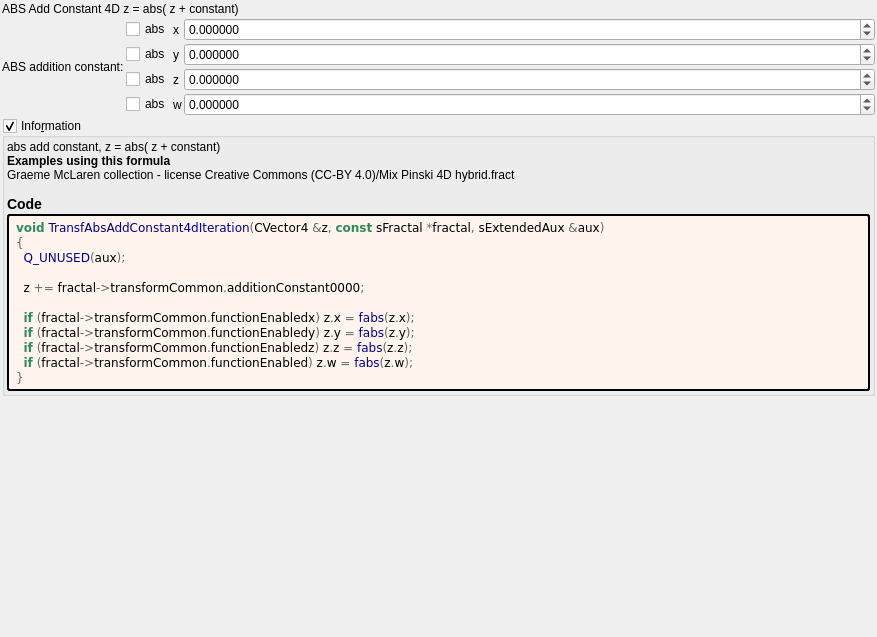
Qt form mandelbulber2/formula/ui/transf_abs_add_constant4d.ui (buddhi1980/mandelbulber2) before a commit.
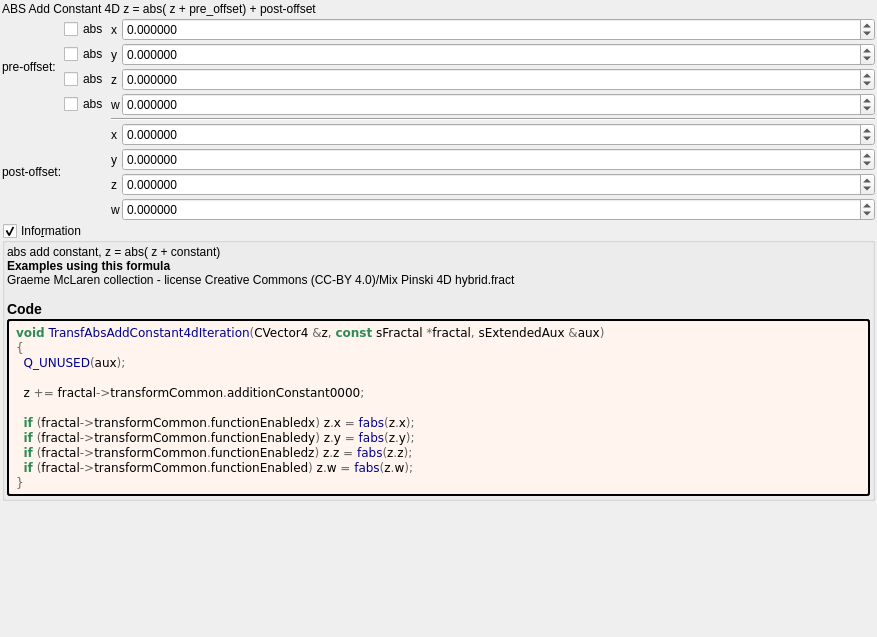
The same form after that commit. Custom widgets are drawn as their Qt base class.

```diff
--- a/mandelbulber2/formula/ui/transf_abs_add_constant4d.ui
+++ b/mandelbulber2/formula/ui/transf_abs_add_constant4d.ui
@@ -32,7 +32,7 @@
    <item>
     <widget class="QLabel" name="label_27">
      <property name="text">
-      <string>ABS Add Constant 4D z = abs( z + constant)</string>
+      <string>ABS Add Constant 4D z = abs( z + pre_offset) + post-offset</string>
      </property>
     </widget>
    </item>
@@ -41,31 +41,6 @@
      <property name="spacing">
       <number>2</number>
      </property>
-     <item row="2" column="3">
-      <widget class="MyDoubleSpinBox" name="spinbox4_transf_addition_constant_0000_z">
-       <property name="enabled">
-        <bool>true</bool>
-       </property>
-       <property name="sizePolicy">
-        <sizepolicy hsizetype="Minimum" vsizetype="Maximum">
-         <horstretch>0</horstretch>
-         <verstretch>0</verstretch>
-        </sizepolicy>
-       </property>
-       <property name="decimals">
-        <number>6</number>
-       </property>
-       <property name="minimum">
-        <double>-99.989999999999995</double>
-       </property>
-       <property name="maximum">
-        <double>99.989999999999995</double>
-       </property>
-       <property name="singleStep">
-        <double>0.100000000000000</double>
-       </property>
-      </widget>
-     </item>
      <item row="2" column="1">
       <widget class="MyCheckBox" name="checkBox_transf_function_enabledz">
        <property name="text">
@@ -98,6 +73,23 @@
        </property>
       </widget>
      </item>
+     <item row="3" column="2">
+      <widget class="QLabel" name="label_26">
+       <property name="text">
+        <string notr="true">w</string>
+       </property>
+      </widget>
+     </item>
+     <item row="0" column="0" rowspan="4">
+      <widget class="QLabel" name="label_23">
+       <property name="text">
+        <string>pre-offset:</string>
+       </property>
+       <property name="wordWrap">
+        <bool>true</bool>
+       </property>
+      </widget>
+     </item>
      <item row="2" column="2">
       <widget class="QLabel" name="label_24">
        <property name="text">
@@ -112,15 +104,8 @@
        </property>
       </widget>
      </item>
-     <item row="3" column="2">
-      <widget class="QLabel" name="label_26">
-       <property name="text">
-        <string notr="true">w</string>
-       </property>
-      </widget>
-     </item>
-     <item row="1" column="3">
-      <widget class="MyDoubleSpinBox" name="spinbox4_transf_addition_constant_0000_y">
+     <item row="2" column="3">
+      <widget class="MyDoubleSpinBox" name="spinbox4_transf_addition_constant_0000_z">
        <property name="enabled">
         <bool>true</bool>
        </property>
@@ -144,6 +129,13 @@
        </property>
       </widget>
      </item>
+     <item row="1" column="1">
+      <widget class="MyCheckBox" name="checkBox_transf_function_enabledy">
+       <property name="text">
+        <string notr="true">abs</string>
+       </property>
+      </widget>
+     </item>
      <item row="0" column="1">
       <widget class="MyCheckBox" name="checkBox_transf_function_enabledx">
        <property name="text">
@@ -158,17 +150,53 @@
        </property>
       </widget>
      </item>
-     <item row="1" column="1">
-      <widget class="MyCheckBox" name="checkBox_transf_function_enabledy">
-       <property name="text">
-        <string notr="true">abs</string>
+     <item row="1" column="3">
+      <widget class="MyDoubleSpinBox" name="spinbox4_transf_addition_constant_0000_y">
+       <property name="enabled">
+        <bool>true</bool>
+       </property>
+       <property name="sizePolicy">
+        <sizepolicy hsizetype="Minimum" vsizetype="Maximum">
+         <horstretch>0</horstretch>
+         <verstretch>0</verstretch>
+        </sizepolicy>
+       </property>
+       <property name="decimals">
+        <number>6</number>
+       </property>
+       <property name="minimum">
+        <double>-99.989999999999995</double>
+       </property>
+       <property name="maximum">
+        <double>99.989999999999995</double>
+       </property>
+       <property name="singleStep">
+        <double>0.100000000000000</double>
        </property>
       </widget>
      </item>
-     <item row="3" column="1">
-      <widget class="MyCheckBox" name="checkBox_transf_function_enabled">
-       <property name="text">
-        <string notr="true">abs</string>
+     <item row="6" column="3">
+      <widget class="MyDoubleSpinBox" name="spinbox4_transf_offset_0000_y">
+       <property name="enabled">
+        <bool>true</bool>
+       </property>
+       <property name="sizePolicy">
+        <sizepolicy hsizetype="Minimum" vsizetype="Maximum">
+         <horstretch>0</horstretch>
+         <verstretch>0</verstretch>
+        </sizepolicy>
+       </property>
+       <property name="prefix">
+        <string/>
+       </property>
+       <property name="decimals">
+        <number>6</number>
+       </property>
+       <property name="minimum">
+        <double>-99.989999999999995</double>
+       </property>
+       <property name="singleStep">
+        <double>0.100000000000000</double>
        </property>
       </widget>
      </item>
@@ -197,16 +225,133 @@
        </property>
       </widget>
      </item>
-     <item row="0" column="0" rowspan="4">
-      <widget class="QLabel" name="label_23">
+     <item row="7" column="2">
+      <widget class="QLabel" name="label_30">
        <property name="text">
-        <string>ABS addition constant:</string>
+        <string notr="true">z</string>
+       </property>
+      </widget>
+     </item>
+     <item row="3" column="1">
+      <widget class="MyCheckBox" name="checkBox_transf_function_enabled">
+       <property name="text">
+        <string notr="true">abs</string>
+       </property>
+      </widget>
+     </item>
+     <item row="8" column="2">
+      <widget class="QLabel" name="label_31">
+       <property name="text">
+        <string notr="true">w</string>
+       </property>
+      </widget>
+     </item>
+     <item row="6" column="2">
+      <widget class="QLabel" name="label_29">
+       <property name="text">
+        <string notr="true">y</string>
+       </property>
+      </widget>
+     </item>
+     <item row="5" column="3">
+      <widget class="MyDoubleSpinBox" name="spinbox4_transf_offset_0000_x">
+       <property name="enabled">
+        <bool>true</bool>
+       </property>
+       <property name="sizePolicy">
+        <sizepolicy hsizetype="Minimum" vsizetype="Maximum">
+         <horstretch>0</horstretch>
+         <verstretch>0</verstretch>
+        </sizepolicy>
+       </property>
+       <property name="prefix">
+        <string/>
+       </property>
+       <property name="decimals">
+        <number>6</number>
+       </property>
+       <property name="minimum">
+        <double>-99.989999999999995</double>
+       </property>
+       <property name="singleStep">
+        <double>0.100000000000000</double>
+       </property>
+      </widget>
+     </item>
+     <item row="6" column="0" rowspan="2">
+      <widget class="QLabel" name="label_32">
+       <property name="text">
+        <string>post-offset:</string>
        </property>
        <property name="wordWrap">
         <bool>true</bool>
        </property>
       </widget>
      </item>
+     <item row="5" column="2">
+      <widget class="QLabel" name="label_28">
+       <property name="text">
+        <string notr="true">x</string>
+       </property>
+      </widget>
+     </item>
+     <item row="7" column="3">
+      <widget class="MyDoubleSpinBox" name="spinbox4_transf_offset_0000_z">
+       <property name="enabled">
+        <bool>true</bool>
+       </property>
+       <property name="sizePolicy">
+        <sizepolicy hsizetype="Minimum" vsizetype="Maximum">
+         <horstretch>0</horstretch>
+         <verstretch>0</verstretch>
+        </sizepolicy>
+       </property>
+       <property name="prefix">
+        <string/>
+       </property>
+       <property name="decimals">
+        <number>6</number>
+       </property>
+       <property name="minimum">
+        <double>-99.989999999999995</double>
+       </property>
+       <property name="singleStep">
+        <double>0.100000000000000</double>
+       </property>
+      </widget>
+     </item>
+     <item row="8" column="3">
+      <widget class="MyDoubleSpinBox" name="spinbox4_transf_offset_0000_w">
+       <property name="enabled">
+        <bool>true</bool>
+       </property>
+       <property name="sizePolicy">
+        <sizepolicy hsizetype="Minimum" vsizetype="Maximum">
+         <horstretch>0</horstretch>
+         <verstretch>0</verstretch>
+        </sizepolicy>
+       </property>
+       <property name="prefix">
+        <string/>
+       </property>
+       <property name="decimals">
+        <number>6</number>
+       </property>
+       <property name="minimum">
+        <double>-99.989999999999995</double>
+       </property>
+       <property name="singleStep">
+        <double>0.100000000000000</double>
+       </property>
+      </widget>
+     </item>
+     <item row="4" column="2" colspan="2">
+      <widget class="Line" name="line">
+       <property name="orientation">
+        <enum>Qt::Horizontal</enum>
+       </property>
+      </widget>
+     </item>
     </layout>
    </item>
    <item>
@@ -305,11 +450,6 @@
   </layout>
  </widget>
  <customwidgets>
-  <customwidget>
-   <class>MyDoubleSpinBox</class>
-   <extends>QDoubleSpinBox</extends>
-   <header>my_double_spin_box.h</header>
-  </customwidget>
   <customwidget>
    <class>MyGroupBox</class>
    <extends>QGroupBox</extends>
@@ -321,6 +461,11 @@
    <extends>QCheckBox</extends>
    <header>my_check_box.h</header>
   </customwidget>
+  <customwidget>
+   <class>MyDoubleSpinBox</class>
+   <extends>QDoubleSpinBox</extends>
+   <header>my_double_spin_box.h</header>
+  </customwidget>
  </customwidgets>
  <tabstops>
   <tabstop>checkBox_transf_function_enabledx</tabstop>
```
Left out of the diff: 3 changed lines with no effect on the pictures.
